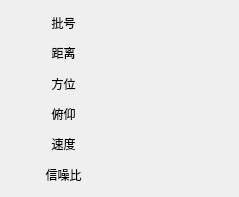
DanielWuxiaoxiao/DispCtrl, file PolarDisp/pointinfow.ui: the form before one commit.
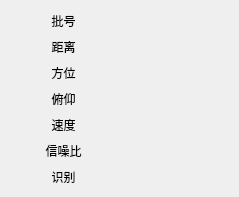
The form after the commit.

Commit message:
x576: 新增targetRecResult目标识别字段 + 0xDD05经纬高实时上报
协议更新:
- trackInfo.reserve -> targetRecResult (0=其它, 1=无人机)
- 新增GeoLocationReport结构体(0xDD05, int64经纬度+int32高程)

数据流:
- targetRecResult: Protocol->data2disp->PointInfo->表格/tooltip/PointInfoW
- 经纬高: ThreadedUdpSocket->Controller->pviewtopleft+MapProxyWidget

UI更新:
- 航迹表格新增第9列'识别'
- PointInfoW新增'识别'行
- 航迹tooltip显示识别结果
- pviewtopleft实时更新经纬高
- 地图中心实时跟随经纬度变化

其他:
- 屏幕录制模块改进(screenrecorderwidget/simpleavi)
- scanlayer扫描层更新

The edit to the form file:
```diff
--- a/PolarDisp/pointinfow.ui
+++ b/PolarDisp/pointinfow.ui
@@ -156,6 +156,26 @@
        </property>
       </widget>
      </item>
+     <item row="6" column="0">
+      <widget class="QLabel" name="label_9">
+       <property name="text">
+        <string>识别</string>
+       </property>
+       <property name="alignment">
+        <set>Qt::AlignCenter</set>
+       </property>
+      </widget>
+     </item>
+     <item row="6" column="1">
+      <widget class="QLabel" name="targetRec">
+       <property name="text">
+        <string/>
+       </property>
+       <property name="alignment">
+        <set>Qt::AlignCenter</set>
+       </property>
+      </widget>
+     </item>
      <item row="0" column="1">
       <widget class="QLabel" name="batch">
        <property name="text">
```
The commit also changes 20 other files.
